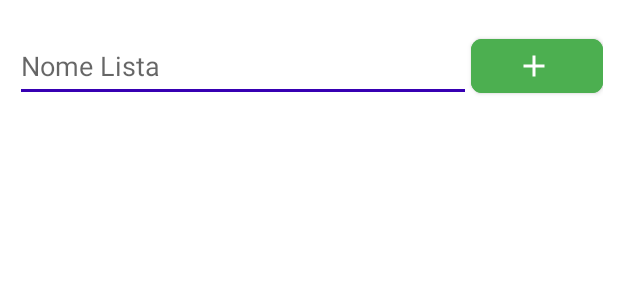
After one commit to gattomannaro/kotlin-shopping-list-cooroutine, an Android app: the layout fragment_shopping_dashboard.xml on its own in the app's theme, with its tools: preview values and no code run, on a phone screen of 412 x 824 dp. The commit adds this screen. Shown: the top 300 px of the screen. Run offline under Robolectric (Android 15) with nearby library versions, the phone set to English and light mode, and no system bars.

Commit message:
logic to save and get lists

```diff
--- a/app/src/main/java/com/example/kotlin_shopping_list_cooroutine/activities/MainActivity.kt
+++ b/app/src/main/java/com/example/kotlin_shopping_list_cooroutine/activities/MainActivity.kt
@@ -43,7 +43,8 @@ class MainActivity : AppCompatActivity(), IMainActivity {
             navController!!.navInflater.inflate(R.navigation.navigation_graph)
 
         appBarConfiguration = AppBarConfiguration.Builder(
-            R.id.splashFragment
+            R.id.splashFragment,
+            R.id.shoppingListDashboardFragment
         ).build()
 
         navController?.let{
--- a/app/src/main/java/com/example/kotlin_shopping_list_cooroutine/data/db/Database.kt
+++ b/app/src/main/java/com/example/kotlin_shopping_list_cooroutine/data/db/Database.kt
@@ -3,10 +3,10 @@ package com.example.kotlin_shopping_list_cooroutine.data.db
 import androidx.room.Database
 import androidx.room.RoomDatabase
 import com.example.kotlin_shopping_list_cooroutine.data.dao.ShoppingListsDao
-import com.example.kotlin_shopping_list_cooroutine.data.entity.ShoppingLists
+import com.example.kotlin_shopping_list_cooroutine.data.entity.ShoppingListsEntity
 
 @Database(
-    entities = [ShoppingLists::class],
+    entities = [ShoppingListsEntity::class],
     version = 1,
     exportSchema = true
 )
--- /dev/null
+++ b/app/src/main/res/drawable/edit_text_cursor.xml
@@ -0,0 +1,5 @@
+<?xml version="1.0" encoding="utf-8"?>
+<shape xmlns:android="http://schemas.android.com/apk/res/android" android:shape="rectangle" >
+    <size android:width="1dp" />
+    <solid android:color="@color/colorPrimaryDark"/>
+</shape>
--- /dev/null
+++ b/app/src/main/res/drawable/ic_add.xml
@@ -0,0 +1,5 @@
+<vector android:height="24dp" android:tint="#FFFFFF"
+    android:viewportHeight="24" android:viewportWidth="24"
+    android:width="24dp" xmlns:android="http://schemas.android.com/apk/res/android">
+    <path android:fillColor="@android:color/white" android:pathData="M19,13h-6v6h-2v-6H5v-2h6V5h2v6h6v2z"/>
+</vector>
--- a/app/src/main/res/layout/activity_main.xml
+++ b/app/src/main/res/layout/activity_main.xml
@@ -10,11 +10,13 @@
         android:id="@+id/navToolbar"
         android:layout_width="0dp"
         android:layout_height="60dp"
+        android:background="@color/toolbarColor"
         app:layout_constraintEnd_toEndOf="parent"
         app:layout_constraintStart_toStartOf="parent"
         app:layout_constraintTop_toTopOf="parent">
 
         <TextView
+            android:textColor="@color/white"
             android:id="@+id/toolbarTitle"
             android:layout_width="wrap_content"
             android:layout_height="wrap_content"
--- /dev/null
+++ b/app/src/main/res/layout/fragment_shopping_dashboard.xml
@@ -0,0 +1,35 @@
+<?xml version="1.0" encoding="utf-8"?>
+<androidx.constraintlayout.widget.ConstraintLayout xmlns:android="http://schemas.android.com/apk/res/android"
+    xmlns:app="http://schemas.android.com/apk/res-auto"
+    android:layout_width="match_parent"
+    android:layout_height="match_parent"
+    android:paddingStart="@dimen/paddingEdge"
+    android:paddingTop="@dimen/paddingTop"
+    android:paddingEnd="@dimen/paddingEdge">
+
+    <EditText
+        android:id="@+id/shoppingListDashNewNameEdt"
+        style="@style/EditTextStyle"
+        android:layout_width="0dp"
+        android:layout_height="0dp"
+        android:hint="@string/list_name"
+        app:layout_constraintBottom_toBottomOf="@id/shoppingListDashBtnCreate"
+        app:layout_constraintEnd_toStartOf="@id/shoppingListDashBtnCreate"
+        app:layout_constraintStart_toStartOf="parent"
+        app:layout_constraintTop_toTopOf="parent" />
+
+    <com.google.android.material.button.MaterialButton
+        android:id="@+id/shoppingListDashBtnCreate"
+        style="@style/Widget.MaterialComponents.Button.Icon"
+        android:layout_width="wrap_content"
+        android:layout_height="wrap_content"
+        android:backgroundTint="@color/green"
+        app:cornerRadius="7dp"
+        app:icon="@drawable/ic_add"
+        app:iconPadding="0dp"
+        app:iconGravity="textStart"
+        app:iconTint="@color/white"
+        app:layout_constraintEnd_toEndOf="parent"
+        app:layout_constraintTop_toTopOf="parent" />
+
+</androidx.constraintlayout.widget.ConstraintLayout>
--- a/app/src/main/res/values/colors.xml
+++ b/app/src/main/res/values/colors.xml
@@ -4,4 +4,8 @@
     <color name="colorPrimaryDark">#3700B3</color>
     <color name="colorAccent">#03DAC5</color>
     <color name="splash_background">#4FC0E8</color>
+    <color name="toolbarColor">#3490dc</color>
+    <color name="white">#FFFFFF</color>
+    <color name="text_hint">#33FFFFFF</color>
+    <color name="green">#4CAF50</color>
 </resources>
--- a/app/src/main/res/values/dimens.xml
+++ b/app/src/main/res/values/dimens.xml
@@ -1,4 +1,6 @@
 <?xml version="1.0" encoding="utf-8"?>
 <resources>
     <dimen name="toolbarTitle">20sp</dimen>
+    <dimen name="paddingTop">20dp</dimen>
+    <dimen name="paddingEdge">10dp</dimen>
 </resources>
--- a/app/src/main/res/values/strings.xml
+++ b/app/src/main/res/values/strings.xml
@@ -1,4 +1,6 @@
 <resources>
     <string name="app_name">kotlin-shopping-list-cooroutine</string>
     <string name="splashTitle">Splash</string>
+    <string name="ShoppingListDashboardFragment_title">Liste</string>
+    <string name="list_name">Nome Lista</string>
 </resources>
--- a/app/src/main/res/values/styles.xml
+++ b/app/src/main/res/values/styles.xml
@@ -1,6 +1,6 @@
 <resources>
     <!-- Base application theme. -->
-    <style name="AppTheme" parent="Theme.AppCompat.Light.DarkActionBar">
+    <style name="AppTheme" parent="@style/Theme.MaterialComponents.DayNight.NoActionBar">
         <!-- Customize your theme here. -->
         <item name="colorPrimary">@color/colorPrimary</item>
         <item name="colorPrimaryDark">@color/colorPrimaryDark</item>
@@ -9,4 +9,9 @@
         <item name="windowNoTitle">true</item>
     </style>
 
+    <style name="EditTextStyle" parent="Widget.AppCompat.EditText">
+        <item name="android:textColor">@color/colorPrimaryDark</item>
+        <item name="backgroundTint">@color/colorPrimaryDark</item>
+        <item name="android:textCursorDrawable">@drawable/edit_text_cursor</item>
+    </style>
 </resources>
```
Also changed, not shown: app/build.gradle (+12 -0 lines), app/src/main/java/com/example/kotlin_shopping_list_cooroutine/data/dao/ShoppingListsDao.kt (+10 -1 lines), app/src/main/java/com/example/kotlin_shopping_list_cooroutine/data/entity/ShoppingListsEntity.kt (renamed from app/src/main/java/com/example/kotlin_shopping_list_cooroutine/data/entity/ShoppingLists.kt, +5 -2 lines), app/src/main/java/com/example/kotlin_shopping_list_cooroutine/data/model/ListModel.kt (added, +11 -0 lines), app/src/main/java/com/example/kotlin_shopping_list_cooroutine/ext/Button+ext.kt (added, +13 -0 lines), app/src/main/java/com/example/kotlin_shopping_list_cooroutine/repositories/ShoppingListRepository.kt (+11 -0 lines), app/src/main/java/com/example/kotlin_shopping_list_cooroutine/ui/BaseFragment.kt (+7 -2 lines), app/src/main/java/com/example/kotlin_shopping_list_cooroutine/ui/shoppingListFragment/ShoppingListDashboardFragment.kt (+49 -6 lines), app/src/main/java/com/example/kotlin_shopping_list_cooroutine/ui/shoppingListFragment/ShoppingListDashboardViewModel.kt (+15 -1 lines), app/src/main/assets/shoppingdb.db.
